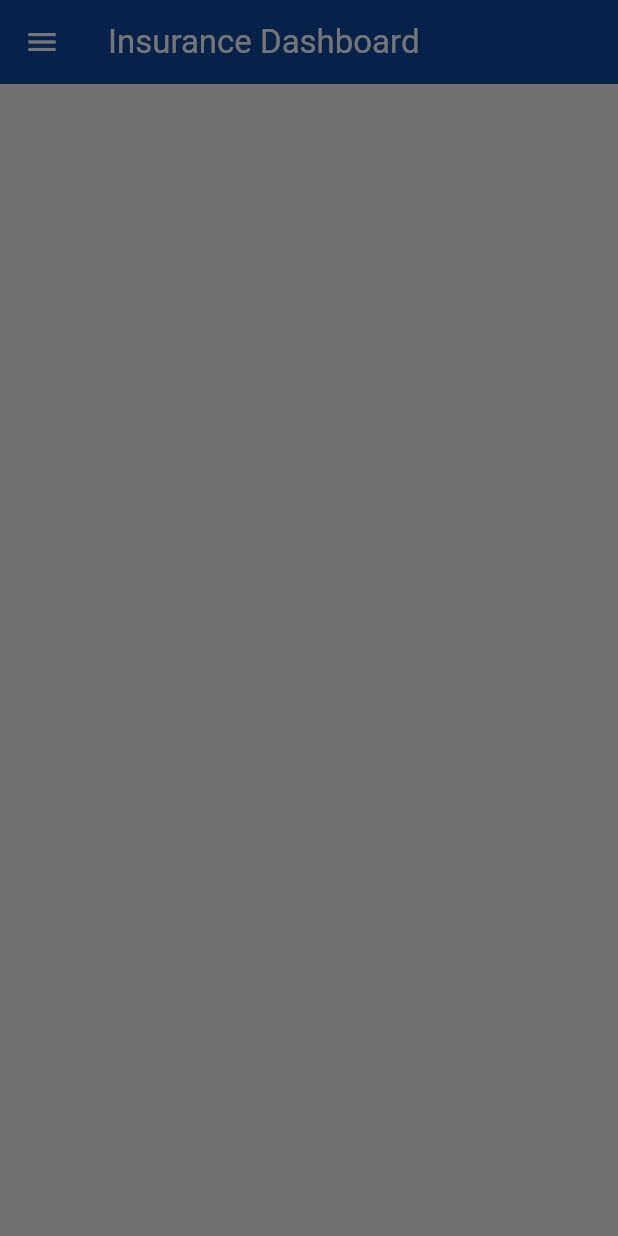
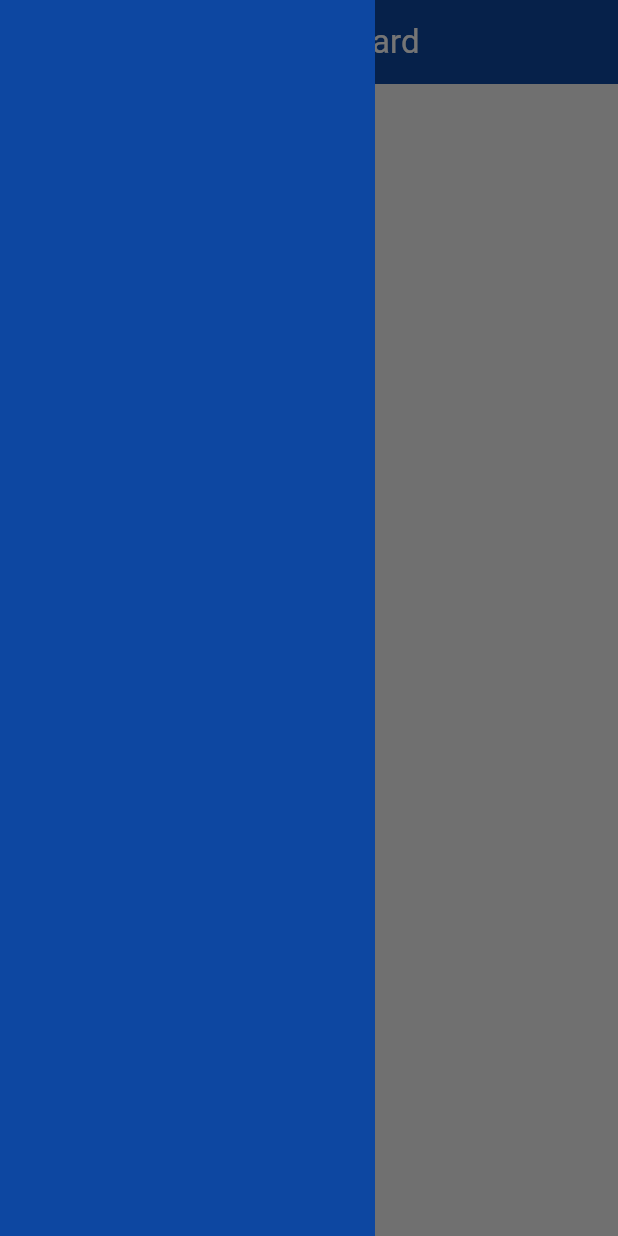
Before and after one commit to pujandhakal/YatriTECH, a Flutter app: the InsuranceDashboard screen opened directly, with the side drawer open, on a phone screen of 412 x 824 dp. Run offline on Flutter 3.47's test engine with Material 3 defaults, Android fonts, the light colour scheme and no system bars; our stand-ins replace audioplayers, fl_chart, flutter_svg, geolocator, google_fonts, google_maps_flutter and 4 more; missing offline and left inert: fbroadcast, flutter_phone_direct_caller; accounts and stored records are empty; network calls fail.

Commit message:
Expanding Sidebar

```diff
--- a/yatritech/lib/screens/defence/insurance_dashboard.dart
+++ b/yatritech/lib/screens/defence/insurance_dashboard.dart
@@ -21,6 +21,12 @@ class InsuranceDashboard extends StatelessWidget {
   }
 
   Widget _buildSidebar(BuildContext context) {
-    return Container();
+    return Container(
+      width: 250,
+      color: Colors.blue.shade900,
+      child: Column(
+        children: [],
+      ),
+    );
   }
 }
```
